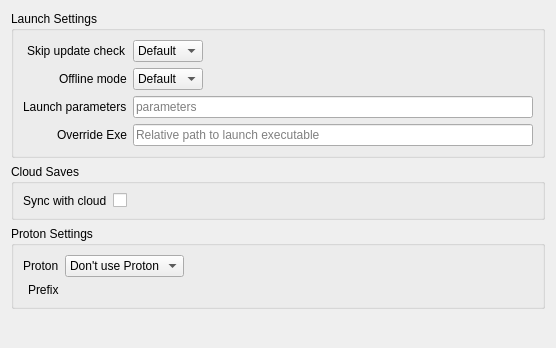
This is rare/ui/components/tabs/games/game_info/game_settings.ui in RareDevs/Rare as Qt 5 draws it before an edit. The edited form follows.
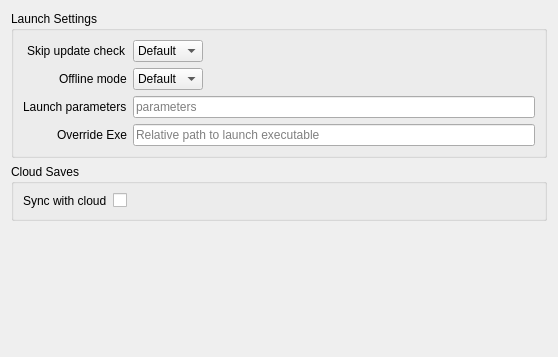
This is the edited form.

Commit message: Change Linux settings to default game settings

```diff
--- a/rare/ui/components/tabs/games/game_info/game_settings.ui
+++ b/rare/ui/components/tabs/games/game_info/game_settings.ui
@@ -6,8 +6,8 @@
    <rect>
     <x>0</x>
     <y>0</y>
-    <width>545</width>
-    <height>348</height>
+    <width>558</width>
+    <height>357</height>
    </rect>
   </property>
   <property name="windowTitle">
@@ -157,46 +157,11 @@
     </widget>
    </item>
    <item>
-    <widget class="QGroupBox" name="proton_group">
-     <property name="title">
-      <string>Proton Settings</string>
-     </property>
+    <widget class="QWidget" name="proton_placeholder" native="true">
      <layout class="QFormLayout" name="proton_layout">
       <property name="labelAlignment">
        <set>Qt::AlignRight|Qt::AlignTrailing|Qt::AlignVCenter</set>
       </property>
-      <item row="1" column="0">
-       <widget class="QLabel" name="proton_wrapper_label">
-        <property name="text">
-         <string>Proton</string>
-        </property>
-       </widget>
-      </item>
-      <item row="1" column="1">
-       <widget class="QComboBox" name="proton_wrapper">
-        <property name="sizePolicy">
-         <sizepolicy hsizetype="Maximum" vsizetype="Fixed">
-          <horstretch>0</horstretch>
-          <verstretch>0</verstretch>
-         </sizepolicy>
-        </property>
-        <item>
-         <property name="text">
-          <string>Don't use Proton</string>
-         </property>
-        </item>
-       </widget>
-      </item>
-      <item row="2" column="0">
-       <widget class="QLabel" name="proton_prefix_label">
-        <property name="text">
-         <string>Prefix</string>
-        </property>
-       </widget>
-      </item>
-      <item row="2" column="1">
-       <layout class="QVBoxLayout" name="proton_prefix_layout"/>
-      </item>
      </layout>
     </widget>
    </item>
```
The commit also changes 7 other files.
